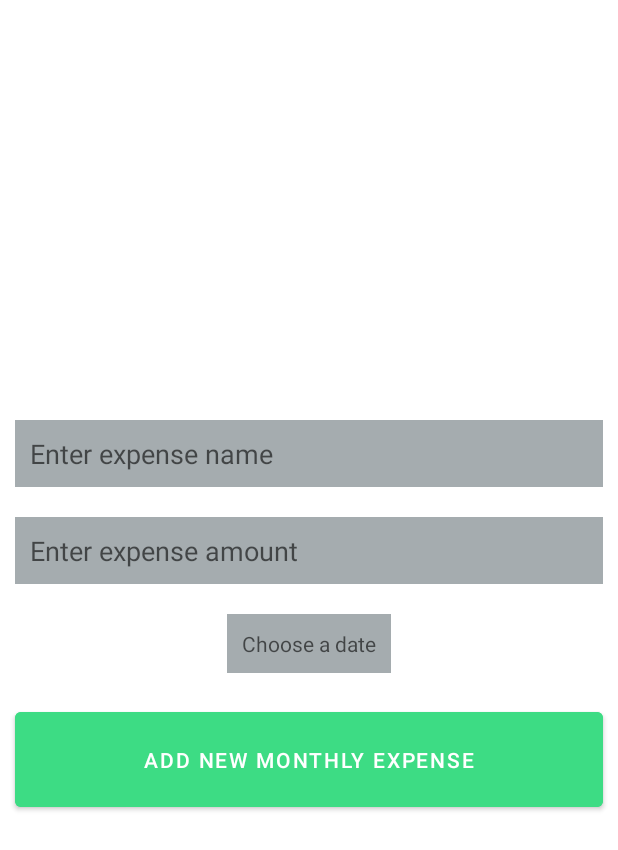
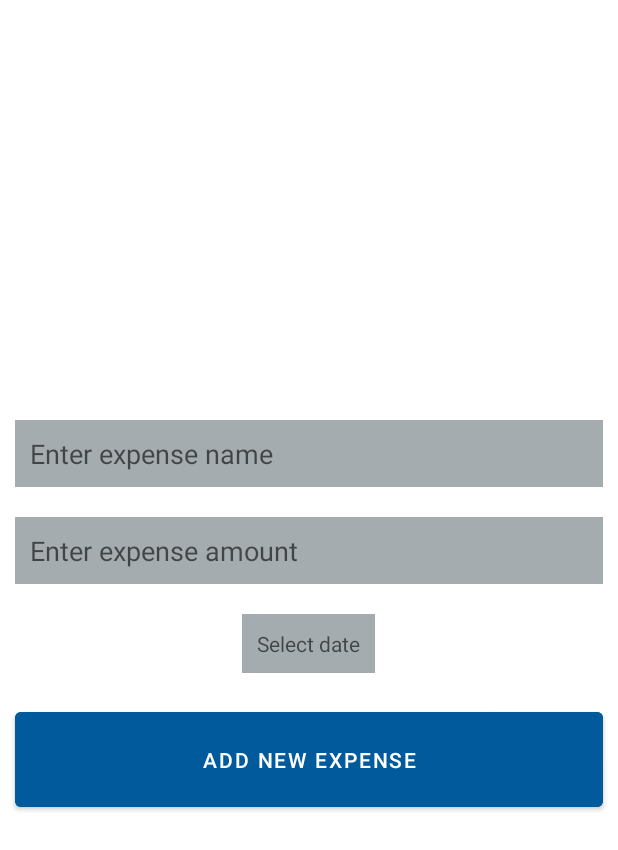
Before and after one commit to LRE323/monthly-expenses-tracker, an Android app: the AddExpenseActivity screen opened directly, with no data from a screen before it, on a phone screen of 412 x 824 dp. Shown: the top 850 px of the screen. Run offline under Robolectric (Android 15) with nearby library versions, the phone set to English and light mode, and no system bars.

Commit message:
Version 1.0

```diff
--- a/app/src/main/java/com/example/Main/AddExpenseActivity.java
+++ b/app/src/main/java/com/example/Main/AddExpenseActivity.java
@@ -130,12 +130,13 @@ public class AddExpenseActivity extends AppCompatActivity implements DatePickerD
         dialogFragment.show(getSupportFragmentManager(), "datePicker");
     }
 
-    @Override
+
     /**
      * Called when the user clicks "OK" on the DatePickerDialog.
      *
      * Sets the chosen date as the text for tvExpenseDateInput
      */
+    @Override
     public void onDateSet(DatePicker view, int year, int month, int dayOfMonth) {
 
         // Use the parameters passed (year, month, & dayOfMonth) to create a new Calendar object.
--- a/app/src/main/java/com/example/Main/ExpenseDateCaseDecider.java
+++ b/app/src/main/java/com/example/Main/ExpenseUtility/ExpenseDateCaseDecider.java
@@ -1,4 +1,4 @@
-package com.example.Main;
+package com.example.Main.ExpenseUtility;
 
 import java.util.ArrayList;
 import java.util.Calendar;
--- a/app/src/main/java/com/example/Main/ExpenseDateUpdater.java
+++ b/app/src/main/java/com/example/Main/ExpenseUtility/ExpenseDateUpdater.java
@@ -1,4 +1,4 @@
-package com.example.Main;
+package com.example.Main.ExpenseUtility;
 
 import android.util.Log;
 
--- a/app/src/main/java/com/example/Main/ExpenseListSorter.java
+++ b/app/src/main/java/com/example/Main/ExpenseUtility/ExpenseListSorter.java
@@ -1,4 +1,4 @@
-package com.example.Main;
+package com.example.Main.ExpenseUtility;
 
 import java.util.Calendar;
 import java.util.List;
@@ -7,7 +7,7 @@ import RoomDatabase.Expense;
 
 public class ExpenseListSorter {
 
-    ExpenseListSorter() {
+    public ExpenseListSorter() {
 
     }
 
--- a/app/src/main/java/com/example/Main/MainActivity.java
+++ b/app/src/main/java/com/example/Main/MainActivity.java
@@ -14,6 +14,10 @@ import androidx.lifecycle.ViewModelProvider;
 import androidx.recyclerview.widget.LinearLayoutManager;
 import androidx.recyclerview.widget.RecyclerView;
 
+import com.example.Main.ExpenseUtility.ExpenseDateUpdater;
+import com.example.Main.ExpenseUtility.ExpenseListSorter;
+import com.example.Main.RecyclerViewRelated.ExpenseListAdapter;
+import com.example.Main.RecyclerViewRelated.ExpenseViewHolder;
 import com.example.monthlyexpensestracker.R;
 
 import java.util.List;
--- a/app/src/main/java/com/example/Main/ExpenseListAdapter.java
+++ b/app/src/main/java/com/example/Main/RecyclerViewRelated/ExpenseListAdapter.java
@@ -1,4 +1,4 @@
-package com.example.Main;
+package com.example.Main.RecyclerViewRelated;
 
 import android.content.Context;
 import android.view.ViewGroup;
@@ -109,7 +109,7 @@ public class ExpenseListAdapter extends ListAdapter<Expense, ExpenseViewHolder>
      * just the second of these, which allows separation of code that indexes into an array or List
      * from the presentation-layer and content specific diffing code.
      */
-    static class ExpenseDiff extends DiffUtil.ItemCallback<Expense> {
+    public static class ExpenseDiff extends DiffUtil.ItemCallback<Expense> {
 
         /**
          * Called to check whether two objects represent the same item.
--- a/app/src/main/java/com/example/Main/ExpenseViewHolder.java
+++ b/app/src/main/java/com/example/Main/RecyclerViewRelated/ExpenseViewHolder.java
@@ -1,4 +1,4 @@
-package com.example.Main;
+package com.example.Main.RecyclerViewRelated;
 
 import android.content.Context;
 import android.view.LayoutInflater;
--- a/app/src/main/res/layout/activity_add_expense.xml
+++ b/app/src/main/res/layout/activity_add_expense.xml
@@ -20,9 +20,10 @@
             android:layout_width="match_parent"
             android:layout_height="wrap_content"
             android:layout_margin="10dp"
-            android:background="@color/dodger_silver"
+            android:autofillHints="@string/expense_name_input_hint"
+            android:background="@color/silver"
             android:ems="10"
-            android:hint="Enter expense name"
+            android:hint="@string/expense_name_input_hint"
             android:inputType="textAutoCorrect|textCapSentences"
             android:padding="10dp" />
 
@@ -31,9 +32,10 @@
             android:layout_width="match_parent"
             android:layout_height="wrap_content"
             android:layout_margin="10dp"
-            android:background="@color/dodger_silver"
+            android:autofillHints="@string/expense_amount_input_hint"
+            android:background="@color/silver"
             android:ems="10"
-            android:hint="Enter expense amount"
+            android:hint="@string/expense_amount_input_hint"
             android:inputType="numberDecimal"
             android:padding="10dp" />
 
@@ -43,8 +45,8 @@
             android:layout_height="wrap_content"
             android:layout_gravity="center"
             android:layout_margin="10dp"
-            android:background="@color/dodger_silver"
-            android:hint="Choose a date"
+            android:background="@color/silver"
+            android:hint="@string/expense_date_input_text"
             android:onClick="openDatePickerDialog"
             android:padding="10dp" />
 
@@ -53,9 +55,9 @@
             android:layout_width="match_parent"
             android:layout_height="75dp"
             android:layout_margin="10dp"
-            android:backgroundTint="@color/android_green"
+            android:backgroundTint="@color/dodger_blue"
             android:onClick="addExpense"
-            android:text="Add new monthly expense" />
+            android:text="@string/add_expense_button_text" />
     </LinearLayout>
 
 
--- a/app/src/main/res/layout/expenselist_item.xml
+++ b/app/src/main/res/layout/expenselist_item.xml
@@ -16,7 +16,7 @@
             android:layout_alignParentTop="true"
             android:paddingTop="20dp"
             android:text=""
-            android:textSize="30sp"
+            android:textSize="23sp"
             />
 
         <LinearLayout
@@ -49,6 +49,7 @@
     <View
         android:layout_width="match_parent"
         android:layout_height="1dp"
-        android:background="@color/dodger_silver" />
+        android:layout_marginHorizontal="5dp"
+        android:background="@color/silver" />
 
 </LinearLayout>
--- a/app/src/main/res/values-night/themes.xml
+++ b/app/src/main/res/values-night/themes.xml
@@ -2,12 +2,12 @@
     <!-- Base application theme. -->
     <style name="Theme.MonthlyExpensesTracker" parent="Theme.MaterialComponents.DayNight.DarkActionBar">
         <!-- Primary brand color. -->
-        <item name="colorPrimary">@color/purple_200</item>
-        <item name="colorPrimaryVariant">@color/purple_700</item>
+        <item name="colorPrimary">@color/dodger_blue</item>
+        <item name="colorPrimaryVariant">@color/dodger_blue</item>
         <item name="colorOnPrimary">@color/black</item>
         <!-- Secondary brand color. -->
-        <item name="colorSecondary">@color/teal_200</item>
-        <item name="colorSecondaryVariant">@color/teal_200</item>
+        <item name="colorSecondary">@color/silver</item>
+        <item name="colorSecondaryVariant">@color/silver</item>
         <item name="colorOnSecondary">@color/black</item>
         <!-- Status bar color. -->
         <item name="android:statusBarColor" tools:targetApi="l">?attr/colorPrimaryVariant</item>
--- a/app/src/main/res/values/colors.xml
+++ b/app/src/main/res/values/colors.xml
@@ -1,14 +1,8 @@
 <?xml version="1.0" encoding="utf-8"?>
 <resources>
-    <color name="old_glory_red">#B71234</color>
-
-    <color name="dodger_silver">#A5ACAF</color>
-    <color name="android_green">#3DDC84</color>
-    <color name="purple_200">#FFBB86FC</color>
-    <color name="purple_500">#FF6200EE</color>
-    <color name="purple_700">#FF3700B3</color>
-    <color name="teal_200">#FF03DAC5</color>
-    <color name="teal_700">#FF018786</color>
+    <color name="dodger_blue">#005A9C</color>
+    <color name="silver">#A5ACAF  </color>
+    <color name="yellow">#FEDB00</color>
     <color name="black">#FF000000</color>
     <color name="white">#FFFFFFFF</color>
 </resources>
--- a/app/src/main/res/values/strings.xml
+++ b/app/src/main/res/values/strings.xml
@@ -4,4 +4,9 @@
     <string name="expense_amount">$ %1$s</string>
     <string name="title_activity_add_expense">AddExpense</string>
     <string name="header_percent_no_monthly_income">Click here to set monthly income</string>
+    <string name="expense_name_input_hint">Enter expense name</string>
+    <string name="expense_amount_input_hint">Enter expense amount</string>
+    <string name="add_expense_button_text">Add new expense</string>
+    <string name="expense_date_input_text">Select date</string>
+    <string name="floating_action_button_content_description">A floating action button with a plus sign.</string>
 </resources>
--- a/app/src/main/res/values/themes.xml
+++ b/app/src/main/res/values/themes.xml
@@ -2,12 +2,12 @@
     <!-- Base application theme. -->
     <style name="Theme.MonthlyExpensesTracker" parent="Theme.MaterialComponents.DayNight.DarkActionBar">
         <!-- Primary brand color. -->
-        <item name="colorPrimary">@color/purple_500</item>
-        <item name="colorPrimaryVariant">@color/purple_700</item>
+        <item name="colorPrimary">@color/dodger_blue</item>
+        <item name="colorPrimaryVariant">@color/dodger_blue</item>
         <item name="colorOnPrimary">@color/white</item>
         <!-- Secondary brand color. -->
-        <item name="colorSecondary">@color/teal_200</item>
-        <item name="colorSecondaryVariant">@color/teal_700</item>
+        <item name="colorSecondary">@color/silver</item>
+        <item name="colorSecondaryVariant">@color/silver</item>
         <item name="colorOnSecondary">@color/black</item>
         <!-- Status bar color. -->
         <item name="android:statusBarColor" tools:targetApi="l">?attr/colorPrimaryVariant</item>
```
Also changed, not shown: app/src/main/java/com/example/Main/MonthlyIncome.java (deleted, +0 -17 lines), app/src/main/res/layout/activity_main.xml (+7 -4 lines), 1 other file.
